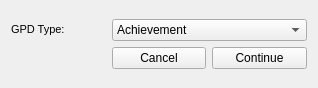
hetelek/XDBF-Manager, file XDBF/newgpddialog.ui: the form before one commit.
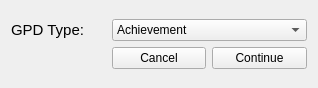
The form after the commit. Icons and pictures are not drawn.

Commit message: fixed string writing and font issues on Linux

Patch:
```diff
--- a/XDBF/newgpddialog.ui
+++ b/XDBF/newgpddialog.ui
@@ -32,8 +32,8 @@
         <string>&lt;!DOCTYPE HTML PUBLIC &quot;-//W3C//DTD HTML 4.0//EN&quot; &quot;http://www.w3.org/TR/REC-html40/strict.dtd&quot;&gt;
 &lt;html&gt;&lt;head&gt;&lt;meta name=&quot;qrichtext&quot; content=&quot;1&quot; /&gt;&lt;style type=&quot;text/css&quot;&gt;
 p, li { white-space: pre-wrap; }
-&lt;/style&gt;&lt;/head&gt;&lt;body style=&quot; font-family:'Arial'; font-size:8.25pt; font-weight:400; font-style:normal;&quot;&gt;
-&lt;p style=&quot; margin-top:0px; margin-bottom:0px; margin-left:0px; margin-right:0px; -qt-block-indent:0; text-indent:0px;&quot;&gt;&lt;span style=&quot; font-family:'Lucida Grande'; font-size:8pt;&quot;&gt;GPD Type:&lt;/span&gt;&lt;/p&gt;&lt;/body&gt;&lt;/html&gt;</string>
+&lt;/style&gt;&lt;/head&gt;&lt;body style=&quot; font-family:'Arial'; font-size:11pt; font-weight:400; font-style:normal;&quot;&gt;
+&lt;p style=&quot; margin-top:0px; margin-bottom:0px; margin-left:0px; margin-right:0px; -qt-block-indent:0; text-indent:0px;&quot;&gt;&lt;span style=&quot; font-family:'Lucida Grande';&quot;&gt;GPD Type:&lt;/span&gt;&lt;/p&gt;&lt;/body&gt;&lt;/html&gt;</string>
        </property>
       </widget>
      </item>
```
The commit also changes 4 other files.
